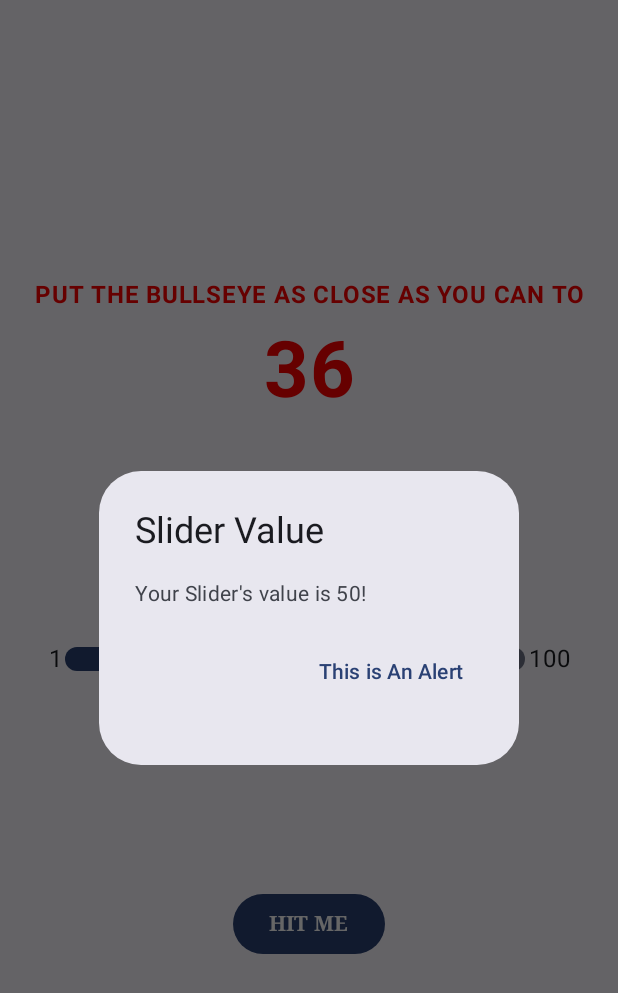
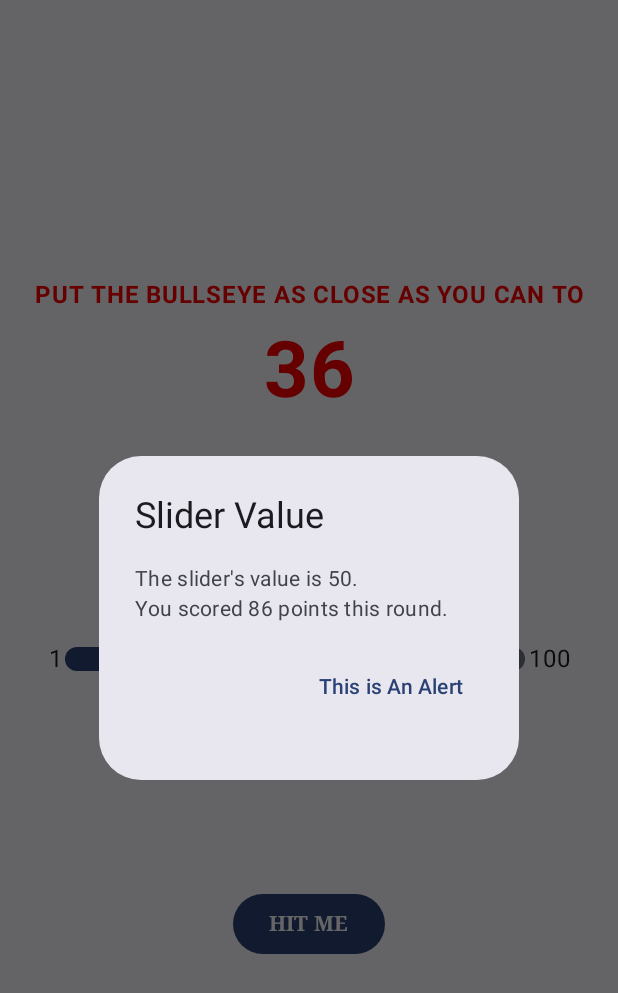
Before and after one commit to VolkPack/KoBullseye, an Android app built with Jetpack Compose: the screen it shows after launch (MainActivity), after a tap on "HIT ME", on a phone screen of 412 x 824 dp. Shown: the top 993 px of the screen. Run offline under Robolectric (Android 15) with nearby library versions, the phone set to English and light mode, and no system bars.

Commit message:
MVP Features Completed

```diff
--- a/app/src/main/java/com/volks/kobullseye/GamePrompt.kt
+++ b/app/src/main/java/com/volks/kobullseye/GamePrompt.kt
@@ -16,7 +16,7 @@ import androidx.compose.ui.unit.sp
 @Composable
 fun GamePrompt(
     modifier: Modifier = Modifier,
-    targetNumber: Int
+    targetValue: Int
 ){
 
     /**
@@ -41,7 +41,7 @@ fun GamePrompt(
          **/
         Text(
 
-            text = stringResource(R.string.target_value_text, targetNumber),
+            text = stringResource(R.string.target_value_text, targetValue),
             //text = targetNumber.toString(),
             fontSize = 52.sp,
             fontWeight = FontWeight.Bold,
--- a/app/src/main/java/com/volks/kobullseye/GameScreen.kt
+++ b/app/src/main/java/com/volks/kobullseye/GameScreen.kt
@@ -11,7 +11,6 @@ import androidx.compose.material3.Text
 import androidx.compose.runtime.Composable
 import androidx.compose.runtime.getValue
 import androidx.compose.runtime.mutableStateOf
-import androidx.compose.runtime.remember
 import androidx.compose.runtime.saveable.rememberSaveable
 import androidx.compose.runtime.setValue
 import androidx.compose.ui.Alignment
@@ -23,6 +22,7 @@ import androidx.compose.ui.text.font.FontWeight
 import androidx.compose.ui.tooling.preview.Preview
 import androidx.compose.ui.unit.dp
 import com.volks.kobullseye.ui.theme.KoBullseyeTheme
+import java.lang.Math.abs
 import kotlin.random.Random
 
 //TEST
@@ -30,8 +30,15 @@ import kotlin.random.Random
 fun GameScreen() {
     var alertIsVisible by rememberSaveable { mutableStateOf(false) }
     var sliderValue by rememberSaveable { mutableStateOf(0.5f) }
-    var num by remember { mutableStateOf(Random.nextInt(100)) }
+    var targetValue by rememberSaveable { mutableStateOf(Random.nextInt(100)) }
     val sliderToInt = (sliderValue * 100).toInt()
+
+    fun pointsForCurrentRound(): Int{
+        val difference = abs(targetValue - sliderToInt)
+        val maxScore = 100
+
+        return maxScore - difference
+    }
 
     Column(
         horizontalAlignment = Alignment.CenterHorizontally,
@@ -47,7 +54,7 @@ fun GameScreen() {
             modifier = Modifier.weight(9f)
         ) {
 
-            GamePrompt(targetNumber = num)
+            GamePrompt(targetValue = targetValue)
             TargetSlider(
                 value = sliderValue,
                 valueChanged = { value ->
@@ -57,7 +64,7 @@ fun GameScreen() {
             Button(onClick = {
                 alertIsVisible = true
                 Log.i("Alert Visible?", alertIsVisible.toString())
-                Log.i("Current Number", num.toString())
+                Log.i("Current Number", targetValue.toString())
             }
             ) {
                 Text(
@@ -74,7 +81,8 @@ fun GameScreen() {
         if (alertIsVisible) {
             ResultDialog(
                 hideDialog = { alertIsVisible = false },
-                sliderValue = sliderToInt
+                sliderValue = sliderToInt,
+                points = pointsForCurrentRound()
             )
 
         }
--- a/app/src/main/java/com/volks/kobullseye/ResultDialogue.kt
+++ b/app/src/main/java/com/volks/kobullseye/ResultDialogue.kt
@@ -12,6 +12,7 @@ import androidx.compose.ui.res.stringResource
 fun ResultDialog(
     hideDialog: () -> Unit,
     sliderValue: Int,
+    points: Int,
     modifier: Modifier = Modifier
 ) {
     AlertDialog(
@@ -28,7 +29,7 @@ fun ResultDialog(
             }
         },
         title = { Text(stringResource(id = R.string.result_dialog_title)) },
-        text = { Text(stringResource(id = R.string.result_dialog_message, sliderValue)) }
+        text = { Text(stringResource(id = R.string.result_dialog_message, sliderValue, points )) }
        //text = { Text(text = "Slider Value is $sliderValue")}
     )
 }
--- a/app/src/main/res/values/strings.xml
+++ b/app/src/main/res/values/strings.xml
@@ -7,5 +7,5 @@
     <string name="target_value_text">%1$d</string>
     <string name="result_dialog_button_text">This is An Alert\n</string>
     <string name="result_dialog_title">Slider Value </string>
-    <string name="result_dialog_message">Your Slider\'s value is %1$d!</string>
+    <string name="result_dialog_message">The slider\'s value is %1$d.\nYou scored %2$d points this round.</string>
 </resources>
```
